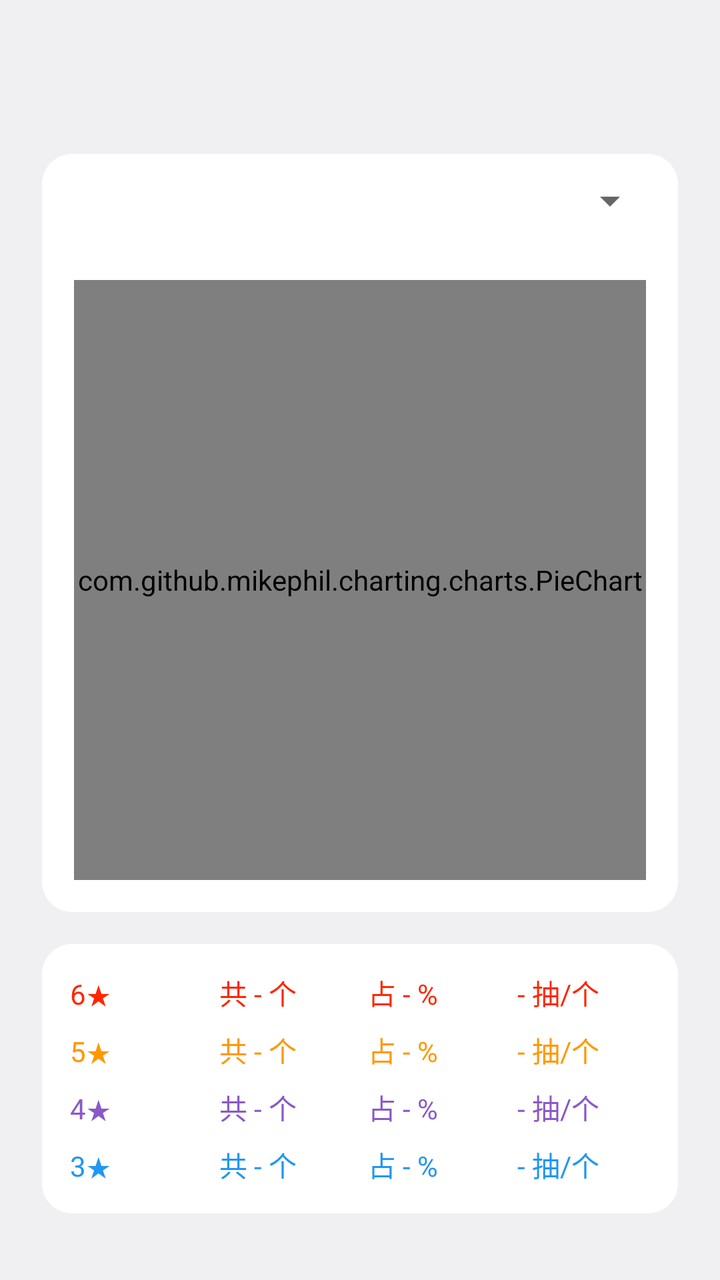
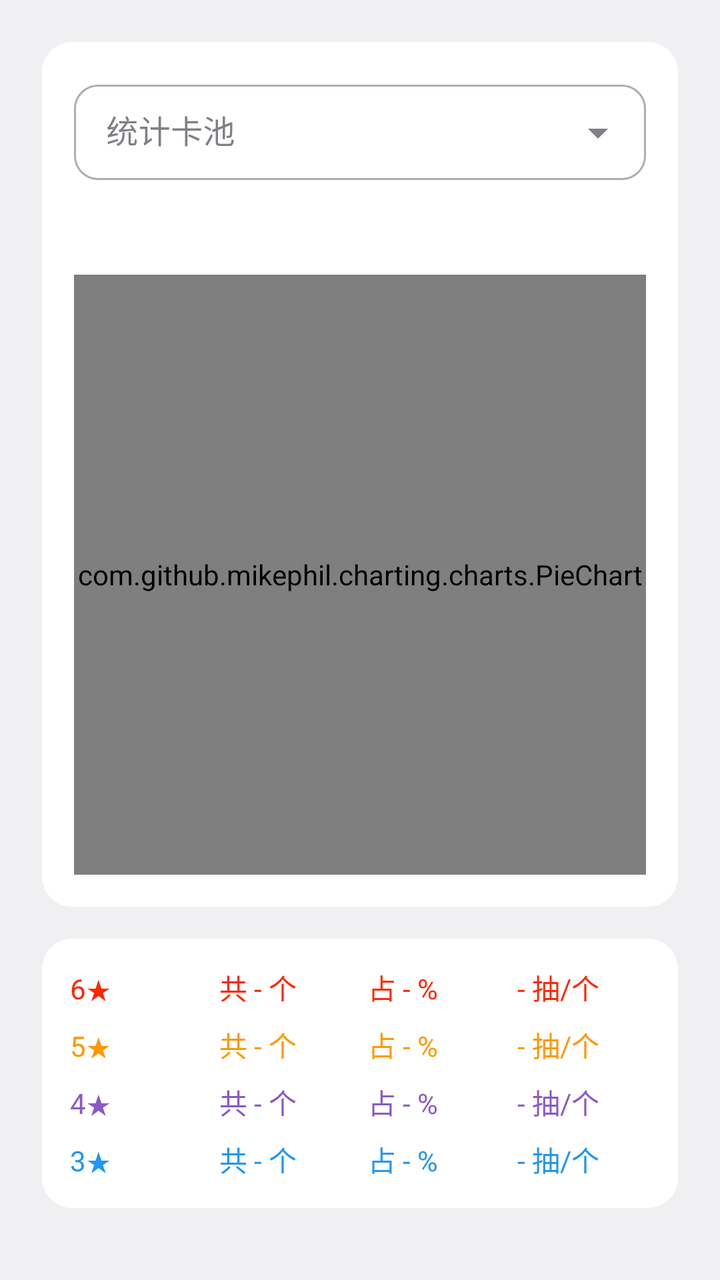

Screens rendered from an Android XML layout before and after an edit, with the pre-edit source and the edit as a unified diff.
<!-- AndroidManifest.xml: application theme AppTheme -->
<!-- res/layout/fragment_gacha_statis.xml -->
<?xml version="1.0" encoding="utf-8"?>
<ScrollView xmlns:android="http://schemas.android.com/apk/res/android"
    android:id="@+id/NestedScrollView"
    android:layout_width="match_parent"
    android:layout_height="match_parent"
    android:paddingTop="?attr/actionBarSize">

    <LinearLayout
        android:layout_width="match_parent"
        android:layout_height="wrap_content"
        android:layout_margin="5dp"
        android:orientation="vertical">

        <com.google.android.material.card.MaterialCardView style="@style/CardViewContent">

            <LinearLayout
                android:layout_width="match_parent"
                android:layout_height="wrap_content"
                android:orientation="vertical">

                <FrameLayout
                    android:layout_width="match_parent"
                    android:layout_height="wrap_content"
                    android:layout_margin="10dp">

                    <TextView
                        android:id="@+id/RecordsCount"
                        android:layout_width="wrap_content"
                        android:layout_height="wrap_content"
                        android:layout_gravity="center|start"
                        android:textAppearance="@style/TextAppearance.MaterialComponents.Headline6" />

                    <Spinner
                        android:id="@+id/Spinner"
                        android:layout_width="wrap_content"
                        android:layout_height="wrap_content"
                        android:layout_gravity="center|end" />
                </FrameLayout>

                <com.github.mikephil.charting.charts.PieChart
                    android:id="@+id/PieChart"
                    android:layout_width="match_parent"
                    android:layout_height="300dp"
                    android:layout_margin="16dp" />
            </LinearLayout>

        </com.google.android.material.card.MaterialCardView>

        <com.google.android.material.card.MaterialCardView style="@style/CardViewContent">

            <GridLayout
                android:layout_width="match_parent"
                android:layout_height="wrap_content"
                android:layout_gravity="center"
                android:alignmentMode="alignBounds"
                android:columnCount="4"
                android:columnOrderPreserved="false"
                android:padding="10dp"
                android:rowCount="4"
                android:useDefaultMargins="true">

                <TextView
                    android:layout_width="0dp"
                    android:layout_height="wrap_content"
                    android:layout_columnWeight="1"
                    android:text="6★"
                    android:textColor="@color/rare_6" />

                <TextView
                    android:id="@+id/Rare6Count"
                    android:layout_width="0dp"
                    android:layout_height="wrap_content"
                    android:layout_columnWeight="1"
                    android:text="共 - 个"
                    android:textColor="@color/rare_6" />

                <TextView
                    android:id="@+id/Rare6Percent"
                    android:layout_width="0dp"
                    android:layout_height="wrap_content"
                    android:layout_columnWeight="1"
                    android:text="占 - %"
                    android:textColor="@color/rare_6" />

                <TextView
                    android:id="@+id/Rare6Ave"
                    android:layout_width="0dp"
                    android:layout_height="wrap_content"
                    android:layout_columnWeight="1"
                    android:text="- 抽/个"
                    android:textColor="@color/rare_6" />

                <TextView
                    android:layout_width="0dp"
                    android:layout_height="wrap_content"
                    android:layout_columnWeight="1"
                    android:text="5★"
                    android:textColor="@color/rare_5" />

                <TextView
                    android:id="@+id/Rare5Count"
                    android:layout_width="0dp"
                    android:layout_height="wrap_content"
                    android:layout_columnWeight="1"
                    android:text="共 - 个"
                    android:textColor="@color/rare_5" />

                <TextView
                    android:id="@+id/Rare5Percent"
                    android:layout_width="0dp"
                    android:layout_height="wrap_content"
                    android:layout_columnWeight="1"
                    android:text="占 - %"
                    android:textColor="@color/rare_5" />

                <TextView
                    android:id="@+id/Rare5Ave"
                    android:layout_width="0dp"
                    android:layout_height="wrap_content"
                    android:layout_columnWeight="1"
                    android:text="- 抽/个"
                    android:textColor="@color/rare_5" />

                <TextView
                    android:layout_width="0dp"
                    android:layout_height="wrap_content"
                    android:layout_columnWeight="1"
                    android:text="4★"
                    android:textColor="@color/rare_4" />

                <TextView
                    android:id="@+id/Rare4Count"
                    android:layout_width="0dp"
                    android:layout_height="wrap_content"
                    android:layout_columnWeight="1"
                    android:text="共 - 个"
                    android:textColor="@color/rare_4" />

                <TextView
                    android:id="@+id/Rare4Percent"
                    android:layout_width="0dp"
                    android:layout_height="wrap_content"
                    android:layout_columnWeight="1"
                    android:text="占 - %"
                    android:textColor="@color/rare_4" />

                <TextView
                    android:id="@+id/Rare4Ave"
                    android:layout_width="0dp"
                    android:layout_height="wrap_content"
                    android:layout_columnWeight="1"
                    android:text="- 抽/个"
                    android:textColor="@color/rare_4" />

                <TextView
                    android:layout_width="0dp"
                    android:layout_height="wrap_content"
                    android:layout_columnWeight="1"
                    android:text="3★"
                    android:textColor="@color/rare_3" />

                <TextView
                    android:id="@+id/Rare3Count"
                    android:layout_width="0dp"
                    android:layout_height="wrap_content"
                    android:layout_columnWeight="1"
                    android:text="共 - 个"
                    android:textColor="@color/rare_3" />

                <TextView
                    android:id="@+id/Rare3Percent"
                    android:layout_width="0dp"
                    android:layout_height="wrap_content"
                    android:layout_columnWeight="1"
                    android:text="占 - %"
                    android:textColor="@color/rare_3" />

                <TextView
                    android:id="@+id/Rare3Ave"
                    android:layout_width="0dp"
                    android:layout_height="wrap_content"
                    android:layout_columnWeight="1"
                    android:text="- 抽/个"
                    android:textColor="@color/rare_3" />
            </GridLayout>
        </com.google.android.material.card.MaterialCardView>


        <com.google.android.material.card.MaterialCardView
            android:visibility="gone"
            style="@style/CardViewContent">

            <com.github.mikephil.charting.charts.HorizontalBarChart
                android:id="@+id/BarChart"
                android:layout_width="match_parent"
                android:layout_height="400dp" />
        </com.google.android.material.card.MaterialCardView>

    </LinearLayout>
</ScrollView>
<!-- resources referenced by this layout -->
<resources>
  <color name="rare_3">#2196F3</color>
  <color name="rare_4">#8959C8</color>
  <color name="rare_5">#FF9800</color>
  <color name="rare_6">#FF2600</color>
  <style name="CardViewContent" parent="Widget.MaterialComponents.CardView">
          <item name="android:layout_width">match_parent</item>
          <item name="android:layout_height">wrap_content</item>
          <item name="android:layout_marginTop">16dp</item>
          <item name="android:layout_marginStart">16dp</item>
          <item name="android:layout_marginEnd">16dp</item>
          <item name="cardCornerRadius">15dp</item>
          <item name="cardElevation">0dp</item>
  
          <item name="cardBackgroundColor">@color/white</item>
          <item name="strokeWidth">1dp</item>
  
      </style>
  <style name="AppTheme" parent="Theme.MaterialComponents.DayNight.NoActionBar">
          <item name="colorPrimary">@color/blue_500</item>
          <item name="colorPrimaryDark">@color/blue_600</item>
          <item name="colorSecondary">?attr/colorPrimary</item>
          <item name="colorSurface">@color/day_surface</item>
          <item name="colorOnSurface">@color/day_text_primary</item>
  
          <item name="android:colorBackground">@color/day_surface</item>
          <item name="android:windowLightStatusBar">true</item>
          <item name="android:statusBarColor">@color/transparent</item>
          <item name="textAppearanceBody1">@style/TextAppearance.Body1</item>
          <item name="textAppearanceBody2">@style/TextAppearance.Body2</item>
          <item name="textAppearanceHeadline4">@style/TextAppearance.Headline4</item>
          <item name="textAppearanceSubtitle2">@style/TextAppearance.Subtitle2</item>
  
          <item name="android:textColorPrimary">@color/day_text_primary</item>
  
          <item name="chipBackgroundColor">@color/cyan_trans</item>
      </style>
  <color name="white">#FFFFFF</color>
  <color name="blue_500">#2196F3</color>
  <color name="blue_600">#2879BA</color>
  <color name="day_surface">#F0F0F2</color>
  <color name="day_text_primary">#292c33</color>
  <color name="transparent">#00000000</color>
  <style name="TextAppearance.Body1" parent="TextAppearance.MaterialComponents.Body1">
      </style>
  <style name="TextAppearance.Body2" parent="TextAppearance.MaterialComponents.Body2">
      </style>
  <style name="TextAppearance.Headline4" parent="TextAppearance.MaterialComponents.Headline4">
          <item name="android:textStyle">bold</item>
      </style>
  <style name="TextAppearance.Subtitle2" parent="TextAppearance.MaterialComponents.Subtitle2">
          <item name="android:textColor">?attr/colorPrimary</item>
      </style>
  <color name="cyan_trans">#4685BDBD</color>
</resources>

<!-- the commit's change to res/layout/fragment_gacha_statis.xml (unified diff, before → after) -->
@@ -1,9 +1,9 @@
 <?xml version="1.0" encoding="utf-8"?>
 <ScrollView xmlns:android="http://schemas.android.com/apk/res/android"
+    xmlns:app="http://schemas.android.com/apk/res-auto"
     android:id="@+id/NestedScrollView"
     android:layout_width="match_parent"
-    android:layout_height="match_parent"
-    android:paddingTop="?attr/actionBarSize">
+    android:layout_height="match_parent">
 
     <LinearLayout
         android:layout_width="match_parent"
@@ -18,24 +18,39 @@
                 android:layout_height="wrap_content"
                 android:orientation="vertical">
 
-                <FrameLayout
+                <LinearLayout
                     android:layout_width="match_parent"
                     android:layout_height="wrap_content"
-                    android:layout_margin="10dp">
+                    android:orientation="vertical"
+                    android:paddingStart="16dp"
+                    android:paddingTop="16dp"
+                    android:paddingEnd="16dp">
+
+                    <com.google.android.material.textfield.TextInputLayout
+                        style="@style/Widget.MaterialComponents.TextInputLayout.OutlinedBox.Dense.ExposedDropdownMenu"
+                        android:layout_width="match_parent"
+                        android:layout_height="wrap_content"
+                        android:hint="@string/statistics_pool"
+                        app:boxCornerRadiusBottomEnd="12dp"
+                        app:boxCornerRadiusBottomStart="12dp"
+                        app:boxCornerRadiusTopEnd="12dp"
+                        app:boxCornerRadiusTopStart="12dp">
+
+                        <com.google.android.material.textfield.MaterialAutoCompleteTextView
+                            android:id="@+id/PoolDropdown"
+                            android:layout_width="match_parent"
+                            android:layout_height="wrap_content"
+                            android:inputType="none" />
+                    </com.google.android.material.textfield.TextInputLayout>
 
                     <TextView
                         android:id="@+id/RecordsCount"
                         android:layout_width="wrap_content"
                         android:layout_height="wrap_content"
-                        android:layout_gravity="center|start"
-                        android:textAppearance="@style/TextAppearance.MaterialComponents.Headline6" />
-
-                    <Spinner
-                        android:id="@+id/Spinner"
-                        android:layout_width="wrap_content"
-                        android:layout_height="wrap_content"
-                        android:layout_gravity="center|end" />
-                </FrameLayout>
+                        android:layout_marginTop="12dp"
+                        android:textAppearance="?attr/textAppearanceSubtitle2"
+                        android:textColor="?android:attr/textColorSecondary" />
+                </LinearLayout>
 
                 <com.github.mikephil.charting.charts.PieChart
                     android:id="@+id/PieChart"
<!-- resource entries referenced after the edit -->
@@ -4,6 +4,7 @@
   <color name="rare_4">#8959C8</color>
   <color name="rare_5">#FF9800</color>
   <color name="rare_6">#FF2600</color>
+  <string name="statistics_pool">统计卡池</string>
   <style name="CardViewContent" parent="Widget.MaterialComponents.CardView">
           <item name="android:layout_width">match_parent</item>
           <item name="android:layout_height">wrap_content</item>
